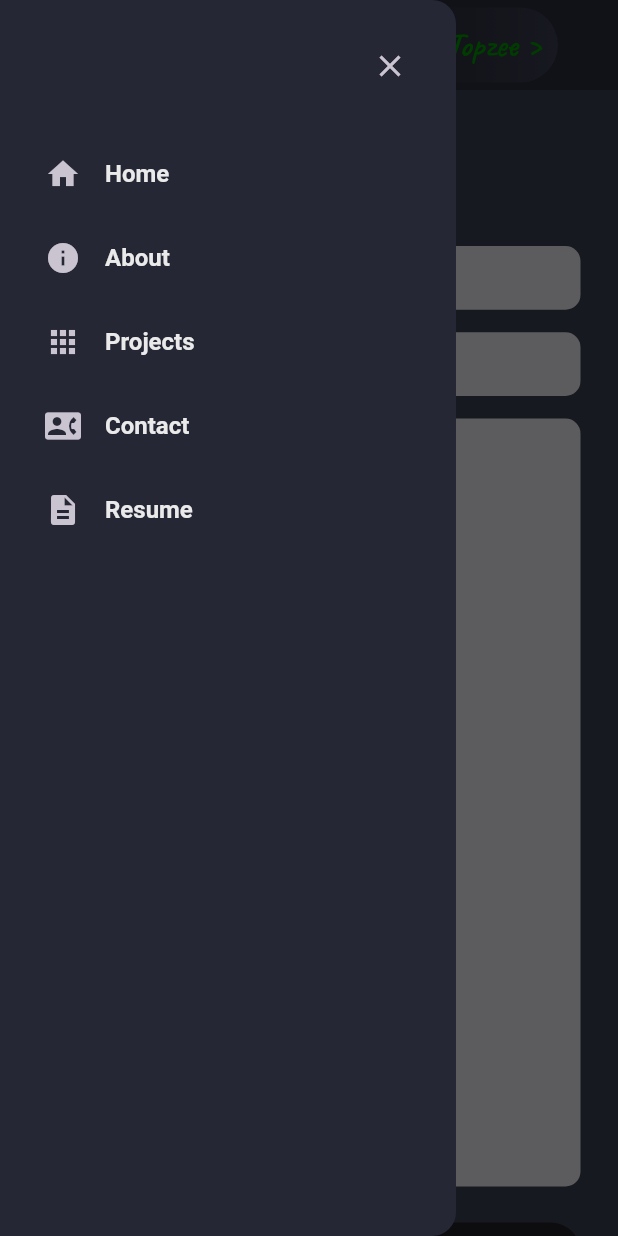
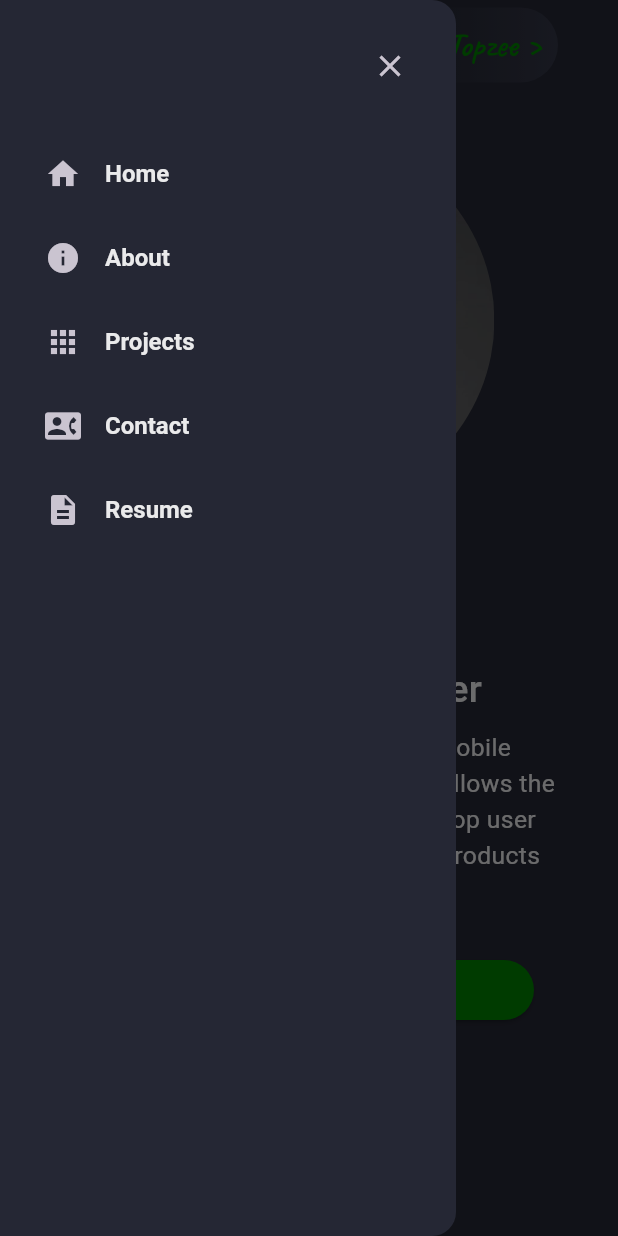
Before and after one commit to Topzee001/topzee-portfolio, a Flutter app: the screen it shows after launch, after a tap on the "menu" icon, on a phone screen of 412 x 824 dp. Run offline on Flutter 3.47's test engine with Material 3 defaults, Android fonts, the phone set to English and light mode, and no system bars; our stand-ins replace flutter_svg, google_fonts; missing offline and left inert: dart:js.

Commit message:
portfolio done

```diff
--- a/lib/Sections/Home/main_mobile.dart
+++ b/lib/Sections/Home/main_mobile.dart
@@ -1,8 +1,6 @@
 import 'package:flutter/material.dart';
 
 import '../../components/colors.dart';
-import '../../components/components.dart';
-import '../../components/tooltech.dart';
 
 class MainMobile extends StatelessWidget {
   const MainMobile({super.key});
@@ -28,6 +26,7 @@ class MainMobile extends StatelessWidget {
               borderRadius: BorderRadius.circular(screenHeight * 0.15),
               child: Image.asset(
                 "assets/emote.jpeg",
+                fit: BoxFit.cover,
                 height:
                     screenWidth < 700 ? screenHeight * 0.3 : screenHeight * 0.3,
               ),
--- a/lib/Sections/desktop_contact.dart
+++ b/lib/Sections/desktop_contact.dart
@@ -1,7 +1,8 @@
 import 'package:flutter/material.dart';
 import 'package:my_portfolio/Sections/portfolio/widgets/custom_testfield.dart';
 import 'package:my_portfolio/components/size.dart';
-
+import 'package:my_portfolio/components/sns_links.dart';
+import 'dart:js' as js;
 import '../components/colors.dart';
 
 class DesktopContact extends StatelessWidget {
@@ -12,6 +13,7 @@ class DesktopContact extends StatelessWidget {
   @override
   Widget build(BuildContext context) {
     return Container(
+      width: double.infinity,
       padding: const EdgeInsets.fromLTRB(25, 20, 25, 60),
       color: CustomColor.bgLight1,
       child: Column(
@@ -27,15 +29,19 @@ class DesktopContact extends StatelessWidget {
           const SizedBox(
             height: 50,
           ),
+          // buildFieldDesktop(),
           ConstrainedBox(
             constraints: const BoxConstraints(maxWidth: 700, maxHeight: 100),
-            child: LayoutBuilder(builder: (context, constrainnts) {
-              if (constrainnts.maxHeight >= kMinDesktopWidth) {
-                return buildFieldDesktop();
-              }
-              //else
-              return buildFieldMobile();
-            }),
+            child: LayoutBuilder(
+              builder: (context, constrainnts) {
+                if (constrainnts.maxWidth >= kMinDesktopWidth) {
+                  return buildFieldDesktop();
+                }
+                //else
+                // return Container();
+                return buildFieldMobile();
+              },
+            ),
           ),
           const SizedBox(
             height: 15,
@@ -47,7 +53,7 @@ class DesktopContact extends StatelessWidget {
             child: const CustomTextfield(
               // controller: ,
               hintText: "Your message",
-              maxLine: 20,
+              maxLine: 14,
             ),
           ),
           //send button
@@ -85,24 +91,33 @@ class DesktopContact extends StatelessWidget {
             alignment: WrapAlignment.center,
             children: [
               InkWell(
-                  onTap: () {},
+                  onTap: () {
+                    js.context.callMethod('open', [SnsLinks.github]);
+                  },
                   child: Image.asset('assets/github.png', width: 28)),
               InkWell(
-                  onTap: () {},
+                  onTap: () {
+                    js.context.callMethod('open', [SnsLinks.linkedin]);
+                  },
                   child: Image.asset('assets/linkedin.png', width: 28)),
-              InkWell(
-                  onTap: () {},
-                  child: Image.asset('assets/telegram.png', width: 28)),
-              InkWell(
-                  onTap: () {},
-                  child: Image.asset('assets/instagram.png', width: 28)),
+              // InkWell(
+              //     onTap: () {
+              //       // js.context.callMethod('open', [SnsLinks.github]);
+              //     },
+              //     child: Image.asset('assets/telegram.png', width: 28)),
               // InkWell(
               //     onTap: () {},
-              //     child: Image.asset(
-              //       'assets/twitter.png',
-              //       width: 28,
-              //       height: 25,
-              //     )),
+              //     child: Image.asset('assets/instagram.png', width: 28)),
+              InkWell(
+                  onTap: () {
+                    js.context.callMethod('open', [SnsLinks.twitter]);
+                  },
+                  child: Image.asset(
+                    'assets/twitter2.png',
+                    width: 28,
+                    height: 25,
+                    color: Colors.white,
+                  )),
             ],
           )
         ],
--- /dev/null
+++ b/lib/Sections/footer/footer.dart
@@ -0,0 +1,31 @@
+import 'package:flutter/material.dart';
+import 'package:my_portfolio/components/colors.dart';
+
+class Footer extends StatelessWidget {
+  const Footer({super.key});
+
+  @override
+  Widget build(BuildContext context) {
+    return const SizedBox(
+      width: double.maxFinite,
+      child: Padding(
+        padding: EdgeInsets.symmetric(vertical: 20.0),
+        child: Column(
+          children: [
+            Text('C  2024 by Ibrahim Temitope Sakariyah'),
+            SizedBox(
+              height: 30,
+            ),
+            Text(
+              'Developed with Flutter ',
+              style: TextStyle(
+                fontWeight: FontWeight.w400,
+                color: CustomColor.whiteSecondary,
+              ),
+            ),
+          ],
+        ),
+      ),
+    );
+  }
+}
--- a/lib/Sections/portfolio/protfolio_desktop.dart
+++ b/lib/Sections/portfolio/protfolio_desktop.dart
@@ -1,5 +1,4 @@
 import 'package:flutter/material.dart';
-import 'package:my_portfolio/components/components.dart';
 
 import '../../components/colors.dart';
 import 'model.dart';
--- a/lib/components/components.dart
+++ b/lib/components/components.dart
@@ -61,8 +61,9 @@ class SocialMediaIconBtn extends StatelessWidget {
   final double? height;
   final double horizontalPadding;
 
-  SocialMediaIconBtn(
-      {required this.icon,
+  const SocialMediaIconBtn(
+      {super.key,
+      required this.icon,
       required this.socialLink,
       this.height,
       required this.horizontalPadding});
--- /dev/null
+++ b/lib/components/sns_links.dart
@@ -0,0 +1,18 @@
+class SnsLinks {
+  static const String twitter = "https://x.com/Topzee0o1";
+  static const String linkedin =
+      "https://linkedin.com/in/ibrahim-sakariyah-071380183";
+  static const String github = "https://github.com/Topzee001";
+  static const String medium = "https://medium.com/@ibrahimtemitope";
+  static const String resume = "https://medium.com/@ibrahimtemitope";
+}
+
+
+
+
+
+//   "https://x.com/Topzee0o1",
+//   "https://linkedin.com/in/ibrahim-sakariyah-071380183",
+//   "https://github.com/Topzee001",`
+//   "https://medium.com/@ibrahimtemitope"
+// ];
--- a/lib/pages/home.dart
+++ b/lib/pages/home.dart
@@ -1,112 +1,20 @@
-// import 'package:flutter/material.dart';
-// import 'package:flutter/rendering.dart';
-// import 'package:flutter/widgets.dart';
-// //import 'package:google_fonts/google_fonts.dart';
-// import 'package:my_portfolio/constants/colors.dart';
-// //import 'package:my_portfolio/constants/nav_items.dart';
-// import 'package:my_portfolio/widgets/main_mobile.dart';
-// // import 'package:my_portfolio/widgets/logo.dart';
-
-// // import '../constants/Nav_items.dart';
-// // import '../styles/style.dart';
-// // import '../widgets/desk_appbar.dart';
-// import '../constants/size.dart';
-// import '../widgets/desk_appbar.dart';
-// import '../widgets/drawer_mobile.dart';
-// import '../widgets/main_desktop.dart';
-// import '../widgets/mobile_appbar.dart';
-
-// class MyHomePage extends StatefulWidget {
-//   const MyHomePage({super.key});
-
-//   @override
-//   State<MyHomePage> createState() => _MyHomePageState();
-// }
-
-// class _MyHomePageState extends State<MyHomePage> {
-//   final scaffoldKey = GlobalKey<ScaffoldState>();
-
-//   @override
-//   Widget build(BuildContext context) {
-//     // final screenSize = MediaQuery.of(context).size;
-//     // final screenWidth = screenSize.width;
-//     // final screenHeight = screenSize.height;
-
-//     return LayoutBuilder(builder: (context, Constraints) {
-//       return Scaffold(
-//           key: scaffoldKey,
-//           backgroundColor: CustomColor.scaffoldBg,
-//           drawer: Constraints.maxWidth >= kMinDesktopWidth
-//               ? null
-//               : const MyDrawer(),
-//           body: ListView(
-//             scrollDirection: Axis.vertical,
-//             children: [
-//               //main
-//               if (Constraints.maxWidth >= kMinDesktopWidth)
-//                 const MyDeskbar()
-//               else
-//                 MymobileBar(
-//                   onMenuTap: () {
-//                     scaffoldKey.currentState?.openDrawer();
-//                   },
-//                   onLogoTap: () {},
-//                 ),
-//               if (Constraints.maxWidth >= kMinDesktopWidth)
-//                 const MainDesktop()
-//               else
-//                 const MainMobile(),
-
-//               //skills
-//               Container(
-//                 height: 500,
-//                 width: double.maxFinite,
-//                 color: Colors.blueGrey,
-//               ),
-//               //projects
-//               Container(
-//                 height: 500,
-//                 width: double.maxFinite,
-//                 //color: Colors.blueGrey,
-//               ),
-//               //contacts
-//               Container(
-//                 height: 500,
-//                 width: double.maxFinite,
-//                 color: Colors.blueGrey,
-//               ),
-//               //footer
-//               Container(
-//                 height: 500,
-//                 width: double.maxFinite,
-//                 // color: Colors.blueGrey,
-//               )
-//             ],
-//           ));
-//     });
-//   }
-// }
-
 import 'package:flutter/material.dart';
-import 'package:my_portfolio/Sections/portfolio/card.dart';
+import 'package:my_portfolio/Sections/footer/footer.dart';
 // import 'package:flutter_svg/flutter_svg.dart';
-import 'package:my_portfolio/Sections/portfolio/model.dart';
-import 'package:my_portfolio/components/components.dart';
 import 'package:my_portfolio/components/colors.dart';
 import 'package:my_portfolio/Sections/Home/main_mobile.dart';
+import 'package:my_portfolio/components/sns_links.dart';
 import '../Sections/About/aboutMobile.dart';
 import '../Sections/About/about_desktop.dart';
 // import '../Sections/portfolio/protfolio_desktop.dart';
 import '../Sections/desktop_contact.dart';
-import '../Sections/portfolio/portfolio_desk.dart';
 import '../Sections/portfolio/protfolio_desktop.dart';
-import '../Sections/portfolio/widgets/custom_testfield.dart';
-import '../Sections/portfolio/widgets/project_card.dart';
 import '../components/size.dart';
 import '../widgets/desk_appbar.dart';
 import '../widgets/drawer_mobile.dart';
 import '../Sections/Home/main_desktop.dart';
 import '../widgets/mobile_appbar.dart';
+import 'dart:js' as js;
 
 class MyHomePage extends StatefulWidget {
   const MyHomePage({super.key});
@@ -117,12 +25,11 @@ class MyHomePage extends StatefulWidget {
 
 class _MyHomePageState extends State<MyHomePage> {
   final scaffoldKey = GlobalKey<ScaffoldState>();
+  final scrollController = ScrollController();
+  final List<GlobalKey> navbarKeys = List.generate(4, (index) => GlobalKey());
 
   @override
   Widget build(BuildContext context) {
-    final screenSize = MediaQuery.of(context).size;
-    final screenWidth = screenSize.width;
-    final screenHeight = screenSize.height;
     return LayoutBuilder(
       builder: (context, constraints) {
         //  final isNarrow = constraints.maxWidth < 1230;
@@ -130,11 +37,23 @@ class _MyHomePageState extends State<MyHomePage> {
         return Scaffold(
           key: scaffoldKey,
           backgroundColor: CustomColor.scaffoldBg,
-          drawer: isDesktop ? null : const MyDrawer(),
+          drawer: isDesktop
+              ? null
+              : MyDrawer(
+                  onNavItemTap: (int navIndex) {
+                    // call function
+                    scaffoldKey.currentState?.closeDrawer();
+                    scrollToSection(navIndex);
+                  },
+                ),
           body: Column(
             children: [
+              // SizedBox(key: navbarKeys.first),
               if (isDesktop)
-                const MyDeskbar()
+                MyDeskbar(onNavMenuTap: (int navIndex) {
+                  //call fxn for jump
+                  scrollToSection(navIndex);
+                })
               else
                 MymobileBar(
                   onMenuTap: () {
@@ -144,33 +63,33 @@ class _MyHomePageState extends State<MyHomePage> {
                 ),
               Expanded(
                 child: SingleChildScrollView(
+                  controller: scrollController,
+                  scrollDirection: Axis.vertical,
                   child: Column(
+                    // mainAxisSize: MainAxisSize.min,
                     children: [
+                      // SizedBox(key: navbarKeys.first),
                       //home
-                      // if (isDesktop)
-                      //   const MainDesktop()
-                      // else
-                      //   const MainMobile(),
+                      if (isDesktop)
+                        MainDesktop(key: navbarKeys.first)
+                      else
+                        MainMobile(key: navbarKeys[0]),
 
-                      // //about section
-                      // if (constraints.maxWidth >= kMedDesktopWidth)
-                      //   const AboutDesktop()
-                      // else
-                      //   const AboutMobile(),
+                      //about section
+                      if (constraints.maxWidth >= kMedDesktopWidth)
+                        AboutDesktop(key: navbarKeys[1])
+                      else
+                        AboutMobile(key: navbarKeys[1]),
 
-                      // //projects
-                      // const ProtfolioDesktop(),
+                      //projects
+                      ProtfolioDesktop(key: navbarKeys[2]),
 
-                      // // const PortfolioDesk(),
+                      // const PortfolioDesk(),
 
                       //contacts
-                      DesktopContact(),
+                      DesktopContact(key: navbarKeys[3]),
                       //footer
-                      const SizedBox(
-                        height: 500,
-                        width: double.infinity,
-                        child: Center(child: Text('Footer Section')),
-                      ),
+                      const Footer(),
                     ],
                   ),
                 ),
@@ -181,4 +100,18 @@ class _MyHomePageState extends State<MyHomePage> {
       },
     );
   }
+
+  void scrollToSection(int navIndex) {
+    if (navIndex == 4) {
+      //open resume page
+      js.context.callMethod('open', [SnsLinks.resume]);
+      return;
+    }
+    final key = navbarKeys[navIndex];
+    Scrollable.ensureVisible(
+      key.currentContext!,
+      duration: const Duration(milliseconds: 500),
+      curve: Curves.easeInOut,
+    );
+  }
 }
--- a/lib/widgets/adaptive_text.dart
+++ b/lib/widgets/adaptive_text.dart
@@ -8,10 +8,10 @@ class AdaptiveText extends StatelessWidget {
 
   const AdaptiveText(
     this.text, {
-    Key? key,
+    super.key,
     required this.style,
     required this.textAlign,
-  }) : super(key: key);
+  });
 
   @override
   Widget build(BuildContext context) {
--- a/lib/widgets/drawer_mobile.dart
+++ b/lib/widgets/drawer_mobile.dart
@@ -4,7 +4,9 @@ import '../components/colors.dart';
 import '../components/nav_items.dart';
 
 class MyDrawer extends StatelessWidget {
-  const MyDrawer({super.key});
+  const MyDrawer({super.key, required this.onNavItemTap});
+
+  final Function(int) onNavItemTap;
 
   @override
   Widget build(BuildContext context) {
@@ -36,7 +38,9 @@ class MyDrawer extends StatelessWidget {
                 fontWeight: FontWeight.w600,
                 fontSize: 16,
               ),
-              onTap: () {},
+              onTap: () {
+                onNavItemTap(i);
+              },
               leading: Icon(navIcons[i]),
               title: Text(headTitle[i]),
             )
```
Also changed, not shown: lib/widgets/desk_appbar.dart (+5 -3 lines), assets/twitter2.png (added), pubspec.lock.
